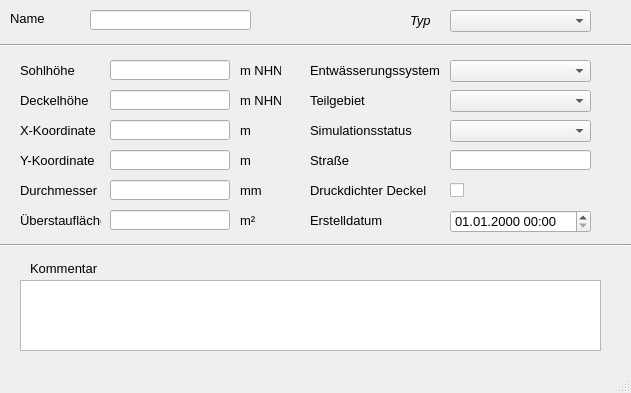
Above: qkan/forms/qkan_schaechte.ui from hoettges/QKan before the change. Below: the same form after it.
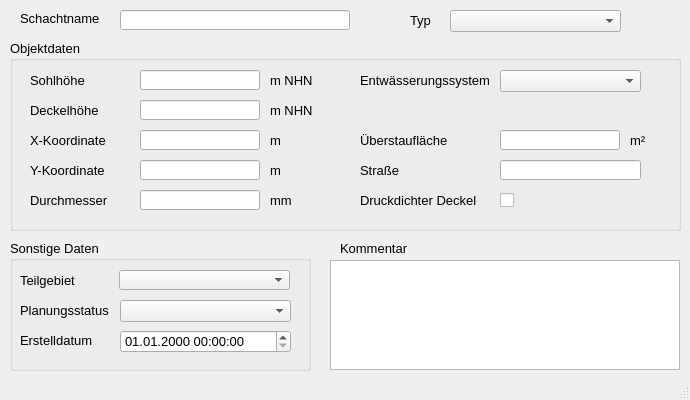
That is the form after the change. Custom widgets are drawn as their Qt base class.

Patch:
```diff
--- a/qkan/forms/qkan_schaechte.ui
+++ b/qkan/forms/qkan_schaechte.ui
@@ -9,14 +9,14 @@
    <rect>
     <x>0</x>
     <y>0</y>
-    <width>631</width>
-    <height>393</height>
+    <width>690</width>
+    <height>400</height>
    </rect>
   </property>
   <property name="minimumSize">
    <size>
-    <width>631</width>
-    <height>393</height>
+    <width>690</width>
+    <height>400</height>
    </size>
   </property>
   <property name="font">
@@ -29,50 +29,24 @@
    <string>MainWindow</string>
   </property>
   <widget class="QWidget" name="centralwidget">
-   <widget class="QLabel" name="label_20">
-    <property name="geometry">
-     <rect>
-      <x>310</x>
-      <y>120</y>
-      <width>140</width>
-      <height>21</height>
-     </rect>
-    </property>
-    <property name="text">
-     <string>Simulationsstatus</string>
-    </property>
-   </widget>
    <widget class="QLabel" name="label">
     <property name="geometry">
      <rect>
-      <x>10</x>
+      <x>20</x>
       <y>10</y>
-      <width>46</width>
+      <width>90</width>
       <height>16</height>
      </rect>
     </property>
     <property name="text">
-     <string>Name</string>
-    </property>
-   </widget>
-   <widget class="Line" name="line">
-    <property name="geometry">
-     <rect>
-      <x>0</x>
-      <y>30</y>
-      <width>631</width>
-      <height>31</height>
-     </rect>
-    </property>
-    <property name="orientation">
-     <enum>Qt::Horizontal</enum>
+     <string>Schachtname</string>
     </property>
    </widget>
    <widget class="QLabel" name="label_14">
     <property name="geometry">
      <rect>
-      <x>30</x>
-      <y>260</y>
+      <x>340</x>
+      <y>240</y>
       <width>81</width>
       <height>16</height>
      </rect>
@@ -81,11 +55,137 @@
      <string>Kommentar</string>
     </property>
    </widget>
+   <widget class="QLineEdit" name="schnam">
+    <property name="geometry">
+     <rect>
+      <x>120</x>
+      <y>10</y>
+      <width>230</width>
+      <height>20</height>
+     </rect>
+    </property>
+   </widget>
+   <widget class="QTextEdit" name="kommentar">
+    <property name="geometry">
+     <rect>
+      <x>330</x>
+      <y>260</y>
+      <width>350</width>
+      <height>110</height>
+     </rect>
+    </property>
+    <property name="minimumSize">
+     <size>
+      <width>350</width>
+      <height>110</height>
+     </size>
+    </property>
+   </widget>
+   <widget class="QComboBox" name="schachttyp">
+    <property name="geometry">
+     <rect>
+      <x>450</x>
+      <y>10</y>
+      <width>171</width>
+      <height>22</height>
+     </rect>
+    </property>
+    <property name="font">
+     <font>
+      <family>Tahoma</family>
+      <pointsize>10</pointsize>
+      <italic>true</italic>
+     </font>
+    </property>
+    <property name="toolTip">
+     <string>&lt;html&gt;&lt;head/&gt;&lt;body&gt;&lt;p&gt;Hier kann der Knotentyp geändert werden&lt;/p&gt;&lt;/body&gt;&lt;/html&gt;</string>
+    </property>
+    <property name="statusTip">
+     <string>Hier kann der Knotentyp geändert werden</string>
+    </property>
+    <property name="whatsThis">
+     <string>Hier kann der Knotentyp geändert werden</string>
+    </property>
+   </widget>
+   <widget class="QLabel" name="label_21">
+    <property name="geometry">
+     <rect>
+      <x>410</x>
+      <y>10</y>
+      <width>31</width>
+      <height>21</height>
+     </rect>
+    </property>
+    <property name="font">
+     <font>
+      <family>Tahoma</family>
+      <pointsize>10</pointsize>
+      <italic>false</italic>
+     </font>
+    </property>
+    <property name="text">
+     <string>Typ</string>
+    </property>
+   </widget>
+   <widget class="QGroupBox" name="groupBox_2">
+    <property name="geometry">
+     <rect>
+      <x>10</x>
+      <y>40</y>
+      <width>671</width>
+      <height>191</height>
+     </rect>
+    </property>
+    <property name="font">
+     <font>
+      <family>Tahoma</family>
+      <pointsize>10</pointsize>
+     </font>
+    </property>
+    <property name="title">
+     <string>Objektdaten</string>
+    </property>
+    <widget class="QLineEdit" name="x">
+     <property name="geometry">
+      <rect>
+       <x>130</x>
+       <y>90</y>
+       <width>120</width>
+       <height>20</height>
+      </rect>
+     </property>
+     <property name="readOnly">
+      <bool>true</bool>
+     </property>
+    </widget>
+    <widget class="QLabel" name="label_3">
+     <property name="geometry">
+      <rect>
+       <x>20</x>
+       <y>30</y>
+       <width>81</width>
+       <height>21</height>
+      </rect>
+     </property>
+     <property name="text">
+      <string>Sohlhöhe</string>
+     </property>
+    </widget>
+    <widget class="QLineEdit" name="sohlhoehe">
+     <property name="geometry">
+      <rect>
+       <x>130</x>
+       <y>30</y>
+       <width>120</width>
+       <height>20</height>
+      </rect>
+     </property>
+    </widget>
    <widget class="QLabel" name="label_11">
     <property name="geometry">
      <rect>
-      <x>240</x>
-      <y>120</y>
+       <x>260</x>
+       <y>90</y>
       <width>41</width>
       <height>21</height>
      </rect>
@@ -98,7 +198,7 @@
     <property name="geometry">
      <rect>
       <x>20</x>
-      <y>90</y>
+       <y>60</y>
       <width>81</width>
       <height>21</height>
      </rect>
@@ -107,37 +207,67 @@
      <string>Deckelhöhe</string>
     </property>
    </widget>
-   <widget class="QLabel" name="label_8">
+    <widget class="QLabel" name="label_39">
     <property name="geometry">
      <rect>
-      <x>240</x>
-      <y>60</y>
+       <x>20</x>
+       <y>150</y>
+       <width>81</width>
+       <height>21</height>
+      </rect>
+     </property>
+     <property name="text">
+      <string>Durchmesser</string>
+     </property>
+    </widget>
+    <widget class="QLineEdit" name="ueberstauflaeche">
+     <property name="geometry">
+      <rect>
+       <x>490</x>
+       <y>90</y>
+       <width>120</width>
+       <height>20</height>
+      </rect>
+     </property>
+    </widget>
+    <widget class="QLabel" name="label_12">
+     <property name="geometry">
+      <rect>
+       <x>260</x>
+       <y>120</y>
       <width>41</width>
       <height>21</height>
      </rect>
     </property>
     <property name="text">
-     <string>m NHN</string>
-    </property>
-   </widget>
-   <widget class="QLabel" name="label_70">
+      <string>m</string>
+     </property>
+    </widget>
+    <widget class="QLineEdit" name="deckelhoehe">
     <property name="geometry">
      <rect>
-      <x>310</x>
-      <y>210</y>
-      <width>100</width>
-      <height>21</height>
-     </rect>
-    </property>
-    <property name="text">
-     <string>Erstelldatum</string>
+       <x>130</x>
+       <y>60</y>
+       <width>120</width>
+       <height>20</height>
+      </rect>
+     </property>
+    </widget>
+    <widget class="QLineEdit" name="durchm">
+     <property name="geometry">
+      <rect>
+       <x>130</x>
+       <y>150</y>
+       <width>120</width>
+       <height>20</height>
+      </rect>
     </property>
    </widget>
    <widget class="QLabel" name="label_9">
     <property name="geometry">
      <rect>
       <x>20</x>
-      <y>150</y>
+       <y>120</y>
       <width>81</width>
       <height>21</height>
      </rect>
@@ -146,76 +276,50 @@
      <string>Y-Koordinate</string>
     </property>
    </widget>
-   <widget class="QLabel" name="label_12">
+    <widget class="QLabel" name="label_28">
     <property name="geometry">
      <rect>
-      <x>240</x>
-      <y>150</y>
+       <x>620</x>
+       <y>90</y>
       <width>41</width>
       <height>21</height>
      </rect>
     </property>
     <property name="text">
-     <string>m</string>
-    </property>
-   </widget>
-   <widget class="Line" name="line_2">
+      <string>m²</string>
+     </property>
+    </widget>
+    <widget class="QLabel" name="label_42">
     <property name="geometry">
      <rect>
-      <x>0</x>
-      <y>230</y>
-      <width>631</width>
-      <height>31</height>
-     </rect>
-    </property>
-    <property name="orientation">
-     <enum>Qt::Horizontal</enum>
-    </property>
-   </widget>
-   <widget class="QLabel" name="label_6">
-    <property name="geometry">
-     <rect>
-      <x>20</x>
-      <y>120</y>
-      <width>81</width>
+       <x>350</x>
+       <y>90</y>
+       <width>131</width>
       <height>21</height>
      </rect>
     </property>
     <property name="text">
-     <string>X-Koordinate</string>
+      <string>Überstaufläche</string>
     </property>
    </widget>
    <widget class="QLabel" name="label_10">
     <property name="geometry">
      <rect>
-      <x>240</x>
-      <y>90</y>
-      <width>41</width>
-      <height>21</height>
-     </rect>
-    </property>
-    <property name="text">
-     <string>m NHN</string>
-    </property>
-   </widget>
-   <widget class="QLabel" name="label_3">
-    <property name="geometry">
-     <rect>
-      <x>20</x>
+       <x>260</x>
       <y>60</y>
-      <width>81</width>
+       <width>51</width>
       <height>21</height>
      </rect>
     </property>
     <property name="text">
-     <string>Sohlhöhe</string>
+      <string>m NHN</string>
     </property>
    </widget>
    <widget class="QLabel" name="label_27">
     <property name="geometry">
      <rect>
-      <x>240</x>
-      <y>180</y>
+       <x>260</x>
+       <y>150</y>
       <width>41</width>
       <height>21</height>
      </rect>
@@ -224,110 +328,50 @@
      <string>mm</string>
     </property>
    </widget>
-   <widget class="QLabel" name="label_39">
+    <widget class="QLabel" name="label_8">
+     <property name="geometry">
+      <rect>
+       <x>260</x>
+       <y>30</y>
+       <width>51</width>
+       <height>21</height>
+      </rect>
+     </property>
+     <property name="text">
+      <string>m NHN</string>
+     </property>
+    </widget>
+    <widget class="QLabel" name="label_6">
     <property name="geometry">
      <rect>
       <x>20</x>
-      <y>180</y>
-      <width>81</width>
-      <height>21</height>
-     </rect>
-    </property>
-    <property name="text">
-     <string>Durchmesser</string>
-    </property>
-   </widget>
-   <widget class="QLabel" name="label_40">
-    <property name="geometry">
-     <rect>
-      <x>310</x>
-      <y>60</y>
-      <width>140</width>
-      <height>21</height>
-     </rect>
-    </property>
-    <property name="text">
-     <string>Entwässerungssystem</string>
-    </property>
-   </widget>
-   <widget class="QLabel" name="label_41">
-    <property name="geometry">
-     <rect>
-      <x>310</x>
-      <y>180</y>
-      <width>130</width>
-      <height>21</height>
-     </rect>
-    </property>
-    <property name="text">
-     <string>Druckdichter Deckel</string>
-    </property>
-   </widget>
-   <widget class="QLineEdit" name="schnam">
-    <property name="geometry">
-     <rect>
-      <x>90</x>
-      <y>10</y>
-      <width>161</width>
-      <height>20</height>
-     </rect>
-    </property>
-   </widget>
-   <widget class="QLineEdit" name="sohlhoehe">
-    <property name="geometry">
-     <rect>
-      <x>110</x>
-      <y>60</y>
-      <width>120</width>
-      <height>20</height>
-     </rect>
-    </property>
-   </widget>
-   <widget class="QLineEdit" name="deckelhoehe">
-    <property name="geometry">
-     <rect>
-      <x>110</x>
       <y>90</y>
-      <width>120</width>
-      <height>20</height>
-     </rect>
-    </property>
-   </widget>
-   <widget class="QLineEdit" name="durchm">
-    <property name="geometry">
-     <rect>
-      <x>110</x>
-      <y>180</y>
-      <width>120</width>
-      <height>20</height>
-     </rect>
-    </property>
-   </widget>
-   <widget class="QComboBox" name="simstatus">
+       <width>81</width>
+       <height>21</height>
+      </rect>
+     </property>
+     <property name="text">
+      <string>X-Koordinate</string>
+     </property>
+    </widget>
+    <widget class="QLineEdit" name="y">
     <property name="geometry">
      <rect>
-      <x>450</x>
+       <x>130</x>
       <y>120</y>
-      <width>141</width>
-      <height>22</height>
-     </rect>
-    </property>
-   </widget>
-   <widget class="QComboBox" name="entwart">
-    <property name="geometry">
-     <rect>
-      <x>450</x>
-      <y>60</y>
-      <width>141</width>
-      <height>22</height>
-     </rect>
+       <width>120</width>
+       <height>20</height>
+      </rect>
+     </property>
+     <property name="readOnly">
+      <bool>true</bool>
     </property>
    </widget>
    <widget class="QCheckBox" name="druckdicht">
     <property name="geometry">
      <rect>
-      <x>450</x>
-      <y>180</y>
+       <x>490</x>
+       <y>150</y>
       <width>70</width>
       <height>21</height>
      </rect>
@@ -336,22 +380,45 @@
      <string/>
     </property>
    </widget>
-   <widget class="QTextEdit" name="kommentar">
+    <widget class="QComboBox" name="entwart">
     <property name="geometry">
      <rect>
-      <x>20</x>
-      <y>280</y>
-      <width>581</width>
-      <height>71</height>
+       <x>490</x>
+       <y>30</y>
+       <width>141</width>
+       <height>22</height>
+      </rect>
+     </property>
+    </widget>
+    <widget class="QLabel" name="label_41">
+     <property name="geometry">
+      <rect>
+       <x>350</x>
+       <y>150</y>
+       <width>130</width>
+       <height>21</height>
+      </rect>
+     </property>
+     <property name="text">
+      <string>Druckdichter Deckel</string>
+     </property>
+    </widget>
+    <widget class="QLineEdit" name="strasse">
+     <property name="geometry">
+      <rect>
+       <x>490</x>
+       <y>120</y>
+       <width>141</width>
+       <height>20</height>
      </rect>
     </property>
    </widget>
    <widget class="QLabel" name="label_2">
     <property name="geometry">
      <rect>
-      <x>310</x>
-      <y>150</y>
-      <width>75</width>
+       <x>350</x>
+       <y>120</y>
+       <width>131</width>
       <height>21</height>
      </rect>
     </property>
@@ -359,48 +426,44 @@
      <string>Straße</string>
     </property>
    </widget>
-   <widget class="QLabel" name="label_42">
+    <widget class="QLabel" name="label_40">
     <property name="geometry">
      <rect>
-      <x>20</x>
-      <y>210</y>
-      <width>81</width>
+       <x>350</x>
+       <y>30</y>
+       <width>131</width>
       <height>21</height>
      </rect>
     </property>
     <property name="text">
-     <string>Überstaufläche</string>
-    </property>
-   </widget>
-   <widget class="QLineEdit" name="ueberstauflaeche">
-    <property name="geometry">
-     <rect>
-      <x>110</x>
-      <y>210</y>
-      <width>120</width>
-      <height>20</height>
-     </rect>
-    </property>
+      <string>Entwässerungssystem</string>
+     </property>
+    </widget>
    </widget>
-   <widget class="QLabel" name="label_28">
+   <widget class="QGroupBox" name="groupBox_3">
     <property name="geometry">
      <rect>
-      <x>240</x>
-      <y>210</y>
-      <width>41</width>
-      <height>21</height>
+      <x>10</x>
+      <y>240</y>
+      <width>301</width>
+      <height>131</height>
      </rect>
     </property>
-    <property name="text">
-     <string>m²</string>
+    <property name="font">
+     <font>
+      <family>Tahoma</family>
+      <pointsize>10</pointsize>
+     </font>
     </property>
-   </widget>
-   <widget class="QLineEdit" name="strasse">
+    <property name="title">
+     <string>Sonstige Daten</string>
+    </property>
+    <widget class="QComboBox" name="teilgebiet">
     <property name="geometry">
      <rect>
-      <x>450</x>
-      <y>150</y>
-      <width>141</width>
+       <x>109</x>
+       <y>30</y>
+       <width>171</width>
       <height>20</height>
      </rect>
     </property>
@@ -408,10 +471,10 @@
    <widget class="QLabel" name="label_13">
     <property name="geometry">
      <rect>
-      <x>310</x>
-      <y>90</y>
-      <width>100</width>
-      <height>21</height>
+       <x>10</x>
+       <y>30</y>
+       <width>71</width>
+       <height>20</height>
      </rect>
     </property>
     <property name="text">
@@ -421,101 +484,67 @@
      <cstring>simstatus</cstring>
     </property>
    </widget>
-   <widget class="QComboBox" name="teilgebiet">
+    <widget class="QComboBox" name="simstatus">
     <property name="geometry">
      <rect>
-      <x>450</x>
-      <y>90</y>
-      <width>141</width>
+       <x>110</x>
+       <y>60</y>
+       <width>171</width>
       <height>22</height>
      </rect>
     </property>
    </widget>
-   <widget class="QComboBox" name="schachttyp">
-    <property name="geometry">
-     <rect>
-      <x>450</x>
-      <y>10</y>
-      <width>141</width>
-      <height>22</height>
-     </rect>
-    </property>
-    <property name="font">
-     <font>
-      <family>Tahoma</family>
-      <italic>true</italic>
-     </font>
-    </property>
-    <property name="toolTip">
-     <string>&lt;html&gt;&lt;head/&gt;&lt;body&gt;&lt;p&gt;Hier kann der Knotentyp geändert werden&lt;/p&gt;&lt;/body&gt;&lt;/html&gt;</string>
-    </property>
-    <property name="statusTip">
-     <string>Hier kann der Knotentyp geändert werden</string>
-    </property>
-    <property name="whatsThis">
-     <string>Hier kann der Knotentyp geändert werden</string>
-    </property>
-   </widget>
-   <widget class="QLabel" name="label_21">
-    <property name="geometry">
-     <rect>
-      <x>410</x>
-      <y>10</y>
-      <width>31</width>
-      <height>21</height>
-     </rect>
-    </property>
-    <property name="font">
-     <font>
-      <family>Tahoma</family>
-      <italic>true</italic>
-     </font>
-    </property>
-    <property name="text">
-     <string>Typ</string>
-    </property>
-   </widget>
    <widget class="QgsDateTimeEdit" name="createdat">
     <property name="geometry">
      <rect>
-      <x>450</x>
-      <y>210</y>
-      <width>141</width>
+       <x>110</x>
+       <y>90</y>
+       <width>171</width>
       <height>23</height>
      </rect>
     </property>
+     <property name="font">
+      <font>
+       <family>Tahoma</family>
+       <pointsize>10</pointsize>
+      </font>
+     </property>
     <property name="currentSection">
      <enum>QDateTimeEdit::DaySection</enum>
     </property>
     <property name="displayFormat">
-     <string>dd.MM.yyyy HH:mm</string>
-    </property>
-   </widget>
-   <widget class="QLineEdit" name="y">
+      <string>dd.MM.yyyy HH:mm:ss</string>
+     </property>
+    </widget>
+    <widget class="QLabel" name="label_15">
     <property name="geometry">
      <rect>
-      <x>110</x>
-      <y>150</y>
-      <width>120</width>
-      <height>20</height>
-     </rect>
-    </property>
-    <property name="readOnly">
-     <bool>true</bool>
-    </property>
-   </widget>
-   <widget class="QLineEdit" name="x">
+       <x>10</x>
+       <y>60</y>
+       <width>111</width>
+       <height>21</height>
+      </rect>
+     </property>
+     <property name="text">
+      <string>Planungsstatus</string>
+     </property>
+     <property name="buddy">
+      <cstring>simstatus</cstring>
+     </property>
+    </widget>
+    <widget class="QLabel" name="label_71">
     <property name="geometry">
      <rect>
-      <x>110</x>
-      <y>120</y>
-      <width>120</width>
-      <height>20</height>
-     </rect>
-    </property>
-    <property name="readOnly">
-     <bool>true</bool>
-    </property>
+       <x>10</x>
+       <y>90</y>
+       <width>151</width>
+       <height>21</height>
+      </rect>
+     </property>
+     <property name="text">
+      <string>Erstelldatum</string>
+     </property>
+    </widget>
    </widget>
   </widget>
   <widget class="QMenuBar" name="menubar">
```
Left out of the diff: 12 changed lines with no effect on the pictures. Lines whose indentation alone changed are shown as unchanged.
